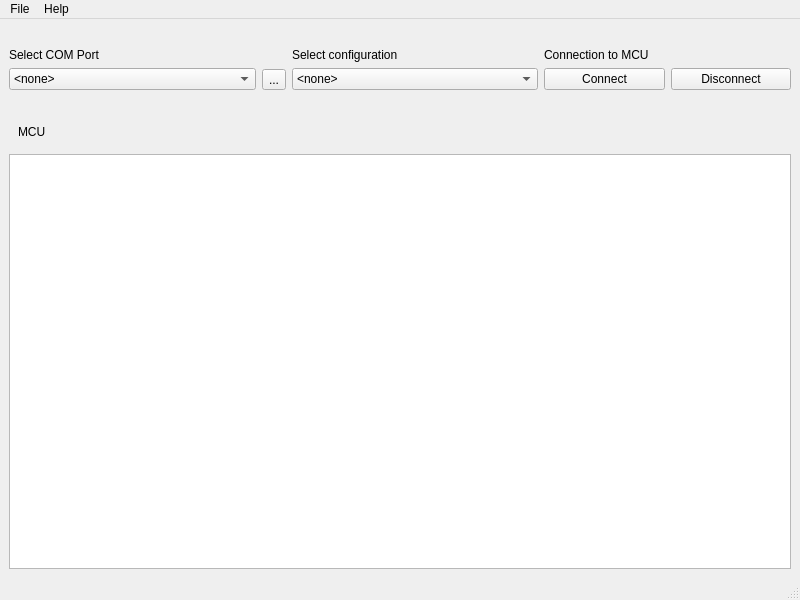
This is mainwindow.ui in DjSkaarj/port_terminal as Qt 5 draws it before an edit. The edited form follows.
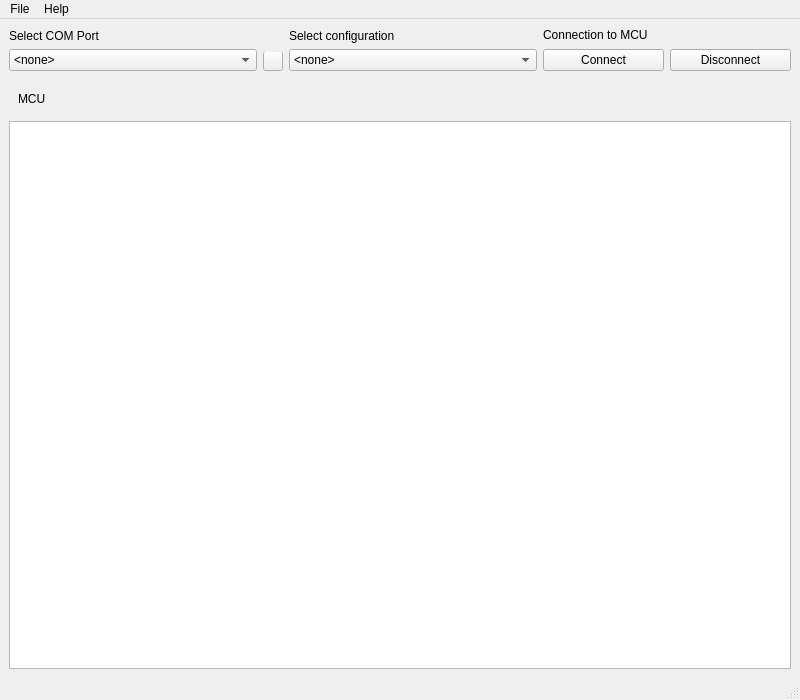
This is the edited form. Icons and pictures are not drawn. Custom widgets are drawn as their Qt base class.

Commit message: Added refresh button

```diff
--- a/mainwindow.ui
+++ b/mainwindow.ui
@@ -7,11 +7,11 @@
     <x>0</x>
     <y>0</y>
     <width>800</width>
-    <height>600</height>
+    <height>700</height>
    </rect>
   </property>
   <property name="sizePolicy">
-   <sizepolicy hsizetype="Fixed" vsizetype="Fixed">
+   <sizepolicy hsizetype="MinimumExpanding" vsizetype="MinimumExpanding">
     <horstretch>0</horstretch>
     <verstretch>0</verstretch>
    </sizepolicy>
@@ -44,10 +44,10 @@
     <item>
      <layout class="QHBoxLayout" name="Top">
       <property name="topMargin">
-       <number>20</number>
+       <number>0</number>
       </property>
       <property name="bottomMargin">
-       <number>20</number>
+       <number>0</number>
       </property>
       <item>
        <layout class="QVBoxLayout" name="verticalLayout">
@@ -82,9 +82,21 @@
          </widget>
         </item>
         <item>
-         <widget class="QToolButton" name="toolButton">
+         <widget class="QToolButton" name="ports_refresh">
+          <property name="styleSheet">
+           <string notr="true">margin-top:-1px</string>
+          </property>
           <property name="text">
-           <string>...</string>
+           <string/>
+          </property>
+          <property name="icon">
+           <iconset theme=":/img/refresh_icon.png"/>
+          </property>
+          <property name="iconSize">
+           <size>
+            <width>15</width>
+            <height>15</height>
+           </size>
           </property>
          </widget>
         </item>
@@ -121,8 +133,17 @@
         </item>
         <item>
          <layout class="QHBoxLayout" name="horizontalLayout_2">
+          <property name="topMargin">
+           <number>1</number>
+          </property>
+          <property name="bottomMargin">
+           <number>0</number>
+          </property>
           <item>
            <widget class="QPushButton" name="connectMCU">
+            <property name="styleSheet">
+             <string notr="true"/>
+            </property>
             <property name="text">
              <string>Connect</string>
             </property>
@@ -150,6 +171,9 @@
        </size>
       </property>
       <layout class="QHBoxLayout" name="horizontalLayout">
+       <property name="topMargin">
+        <number>15</number>
+       </property>
        <item>
         <layout class="QHBoxLayout" name="Center">
          <item>
@@ -177,7 +201,14 @@
      </widget>
     </item>
     <item>
-     <widget class="QPlainTextEdit" name="console"/>
+     <widget class="QPlainTextEdit" name="console">
+      <property name="minimumSize">
+       <size>
+        <width>0</width>
+        <height>100</height>
+       </size>
+      </property>
+     </widget>
     </item>
    </layout>
   </widget>
```
The commit also changes 7 other files.
